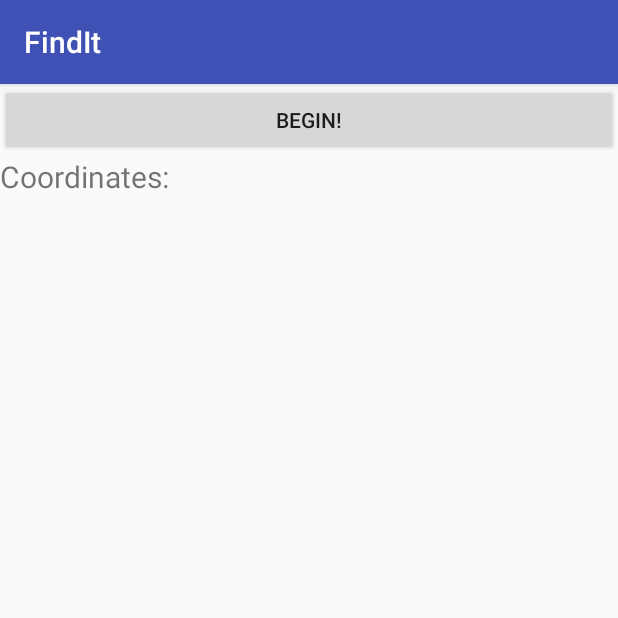
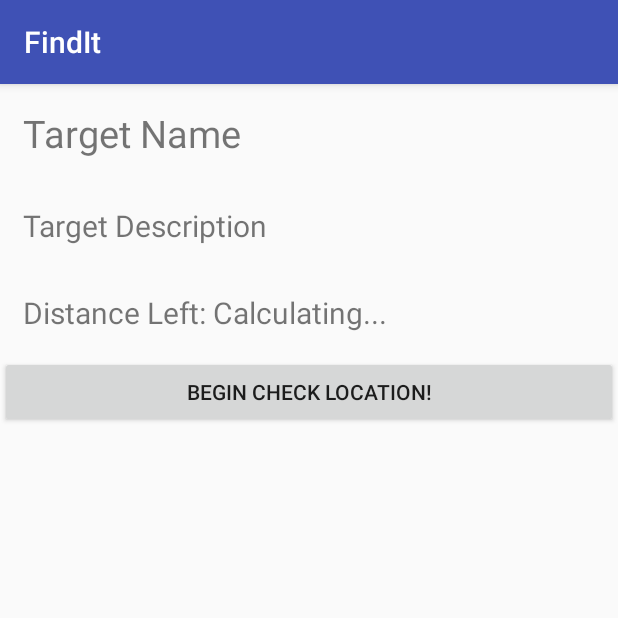
Before and after one commit to mirakl834/TreasureHuntApp, an Android app: the HuntBeginActivity screen opened directly, with no data from a screen before it, on a phone screen of 412 x 824 dp, the top half of it. Run offline under Robolectric (Android 15) with nearby library versions, the phone set to English and light mode, and no system bars; 6 statements that could not run were skipped.

Commit message:
fully_functional

```diff
--- a/app/src/main/AndroidManifest.xml
+++ b/app/src/main/AndroidManifest.xml
@@ -8,6 +8,8 @@
          location permissions for the 'MyLocation' functionality.
     -->
     <uses-permission android:name="android.permission.ACCESS_FINE_LOCATION" />
+    <uses-permission android:name="android.permission.ACCESS_COARSE_LOCATION"/>
+    <uses-feature android:name="android.hardware.location.gps" />
 
     <application
         android:allowBackup="true"
--- a/app/src/main/java/com/findit/findit/HuntBeginActivity.java
+++ b/app/src/main/java/com/findit/findit/HuntBeginActivity.java
@@ -1,14 +1,18 @@
 package com.findit.findit;
 
 import android.Manifest;
+import android.content.Context;
+import android.content.DialogInterface;
 import android.content.Intent;
 import android.content.pm.PackageManager;
+import android.location.Criteria;
 import android.location.Location;
 import android.location.LocationListener;
 import android.location.LocationManager;
 import android.provider.Settings;
 import android.support.annotation.NonNull;
 import android.support.v4.app.ActivityCompat;
+import android.support.v7.app.AlertDialog;
 import android.support.v7.app.AppCompatActivity;
 import android.os.Bundle;
 import android.view.View;
@@ -16,14 +20,33 @@ import android.widget.Button;
 import android.widget.TextView;
 import android.widget.Toast;
 
+import com.google.android.gms.location.FusedLocationProviderClient;
+import com.google.android.gms.location.LocationServices;
+import com.google.android.gms.maps.CameraUpdateFactory;
+import com.google.android.gms.maps.model.LatLng;
+import com.google.android.gms.maps.model.MarkerOptions;
+import com.google.android.gms.tasks.OnCompleteListener;
+import com.google.android.gms.tasks.Task;
+
 public class HuntBeginActivity extends AppCompatActivity implements View.OnClickListener{
 
     private TextView tvHuntTitle;
+    private TextView tvHunDescription;
+    private TextView tvHuntDistanceLeft;
+    private  Button btnStopHunt;
     private Button btnBeginHunt;
     private LocationManager locationManager;
     private LocationListener locationListener;
     private boolean mLocationPermissionGranted;
     final int PERMISSIONS_REQUEST_ACCESS_FINE_LOCATION = 1;
+
+    String sProvider;
+
+    Context context = this;
+    float distInMeters;
+    private FusedLocationProviderClient mFusedLocationClient;
+    private Location mLastKnownLocation;
+
 
     private Location targetLocation = new Location("");
 
@@ -34,6 +57,8 @@ public class HuntBeginActivity extends AppCompatActivity implements View.OnClick
         setContentView(R.layout.activity_hunt_begin);
 
         this.tvHuntTitle = this.findViewById(R.id.tvHuntTitle);
+        this.tvHunDescription = this.findViewById(R.id.tvHuntDescription);
+        this.tvHuntDistanceLeft = this.findViewById(R.id.tvHuntDistanceLeft);
 
         Bundle bundle = getIntent().getExtras();
 
@@ -44,22 +69,21 @@ public class HuntBeginActivity extends AppCompatActivity implements View.OnClick
         this.targetLocation.setLongitude(Double.parseDouble(targetPoint[1]));
 
 
-        this.tvHuntTitle.append("\n "+ bundle.getString("targetInfo"));
+        this.tvHuntTitle.setText(targetInfo[0]);
+        this.tvHunDescription.setText((targetInfo[1]));
 
         locationManager = (LocationManager) getSystemService(LOCATION_SERVICE);
         locationListener = new LocationListener() {
             @Override
             public void onLocationChanged(Location location) {
-                float distInMeters = location.distanceTo(targetLocation);
+                distInMeters = location.distanceTo(targetLocation);
 
                 if(distInMeters > 50){
-                    tvHuntTitle.append("\n "+location.getLatitude()+
-                            ", "+location.getLongitude());
-                    tvHuntTitle.append("\n Meters left: "+ distInMeters);
+                    updateDistanceLeft(""+distInMeters);
+//                    locationManager.removeUpdates(locationListener);
                 } else {
                     locationManager.removeUpdates(locationListener);
-                    showToast(targetInfo[2]);
-                    goMain();
+                    showClue(targetInfo[2]);
                 }
             }
 
@@ -85,21 +109,63 @@ public class HuntBeginActivity extends AppCompatActivity implements View.OnClick
         this.btnBeginHunt = this.findViewById(R.id.btnBeginHunt);
         this.btnBeginHunt.setOnClickListener(this);
 
+        mFusedLocationClient = LocationServices.getFusedLocationProviderClient(this);
+
     }
 
-    public void showToast(String targetMsg){
-        Toast.makeText(this, targetMsg, Toast.LENGTH_SHORT).show();
+    @Override
+    protected void onStart() {
+        super.onStart();
+        try{
+            if(mLocationPermissionGranted){
+                locationManager.requestSingleUpdate("gps",locationListener,null);
+            }
+        } catch (SecurityException e){
+            e.printStackTrace();
+        }
+    }
+
+    public void updateDistanceLeft(String distLeft){
+        this.tvHuntDistanceLeft.setText("Distance Left: "+distLeft+"m");
+    }
+
+    public void showClue(String targetMsg){
+
+        AlertDialog.Builder alertDialogBuilder = new AlertDialog.Builder(
+                context);
+
+        // set title
+        alertDialogBuilder.setTitle("Congratulations !");
+
+        String sMsg = "You have found the clue! \n The secret hint to the treasure is : " + targetMsg;
+        alertDialogBuilder
+                .setMessage(sMsg)
+                .setCancelable(false)
+                .setPositiveButton("Yes",new DialogInterface.OnClickListener() {
+                    public void onClick(DialogInterface dialog,int id) {
+                        // if this button is clicked, close
+                        // current activity
+                        dialog.dismiss();
+                        goMain();
+                    }
+                });
+
+        // create alert dialog
+        AlertDialog alertDialog = alertDialogBuilder.create();
+
+        // show it
+        alertDialog.show();
     }
 
     public void goMain(){
         Intent mainIntent = new Intent(this,MainActivity.class);
         startActivity(mainIntent);
+        finish();
     }
 
 
     private void getPermissions(){
-        if (ActivityCompat.checkSelfPermission(this, Manifest.permission.ACCESS_FINE_LOCATION) == PackageManager.PERMISSION_GRANTED
-                && ActivityCompat.checkSelfPermission(this, Manifest.permission.ACCESS_COARSE_LOCATION) == PackageManager.PERMISSION_GRANTED) {
+        if (ActivityCompat.checkSelfPermission(this, Manifest.permission.ACCESS_FINE_LOCATION) == PackageManager.PERMISSION_GRANTED) {
             this.mLocationPermissionGranted = true;
         } else {
             ActivityCompat.requestPermissions(this,
@@ -127,8 +193,12 @@ public class HuntBeginActivity extends AppCompatActivity implements View.OnClick
 
     @Override
     public void onClick(View view) {
-        if(mLocationPermissionGranted){
-            locationManager.requestLocationUpdates("gps", 5000, 0, locationListener);
+        try{
+            if(mLocationPermissionGranted){
+                locationManager.requestLocationUpdates("gps", 5000, 0, locationListener);
+            }
+        } catch (SecurityException e){
+            e.printStackTrace();
         }
     }
 }
--- a/app/src/main/java/com/findit/findit/MainActivity.java
+++ b/app/src/main/java/com/findit/findit/MainActivity.java
@@ -46,7 +46,7 @@ public class MainActivity extends AppCompatActivity implements CreateTargetFragm
     final String FCREATE = "FCREATE";
     final String FLIST = "FLIST";
 
-    String currentFragment = FCREATE;
+    String currentFragment = FLIST;
 
     FragmentManager fm;
     CreateTargetFragment fCreateTarget;
@@ -81,14 +81,12 @@ public class MainActivity extends AppCompatActivity implements CreateTargetFragm
             switch (item.getItemId()) {
                 case R.id.navigation_home:
                     if(currentFragment != FLIST){
-                        currentFragment = FLIST;
                         switchTargetListFragment();
                         return true;
                     }
                     break;
                 case R.id.navigation_dashboard:
                     if(currentFragment != FCREATE){
-                        currentFragment = FCREATE;
                         switchCreateTargetFragment();
                         return true;
                     }
@@ -103,6 +101,7 @@ public class MainActivity extends AppCompatActivity implements CreateTargetFragm
     };
 
     private void switchTargetListFragment(){
+        currentFragment = FLIST;
         if(fTargetList!=null){
             FragmentTransaction ftContainer = fm.beginTransaction();
             ftContainer.replace(R.id.flContainer,fTargetList, FLIST);
@@ -116,6 +115,7 @@ public class MainActivity extends AppCompatActivity implements CreateTargetFragm
     }
 
     private void switchCreateTargetFragment(){
+        currentFragment = FCREATE;
         if(fCreateTarget!=null){
             FragmentTransaction ftContainer = fm.beginTransaction();
             ftContainer.replace(R.id.flContainer,fCreateTarget, FCREATE);
--- a/app/src/main/java/com/findit/findit/TargetListFragment.java
+++ b/app/src/main/java/com/findit/findit/TargetListFragment.java
@@ -137,7 +137,7 @@ public class TargetListFragment extends Fragment implements AdapterView.OnItemCl
 
         if (viewId == R.id.tvTargetTitle){
             Target t = this.targetList.get(i);
-            Toast.makeText(getActivity(), "TargetTitle"+i, Toast.LENGTH_SHORT).show();
+//            Toast.makeText(getActivity(), "TargetTitle"+i, Toast.LENGTH_SHORT).show();
             mListener.goBeginHunt(t.sTitle+';'+t.sDescription+';'+t.sTargetMsg+';'+t.sLocation);
 
         }
--- a/app/src/main/res/layout/activity_hunt_begin.xml
+++ b/app/src/main/res/layout/activity_hunt_begin.xml
@@ -6,16 +6,42 @@
     android:layout_height="match_parent"
     tools:context=".HuntBeginActivity">
 
-    <Button android:id="@+id/btnBeginHunt"
+    <TextView android:id="@+id/tvHuntTitle"
         android:layout_width="match_parent"
         android:layout_height="wrap_content"
-        android:text="Begin!"/>
+        android:text="Target Name"
+        android:textSize="25dp"
+        android:padding="15dp"/>
 
-    <TextView android:id="@+id/tvHuntTitle"
+    <TextView android:id="@+id/tvHuntDescription"
         android:layout_width="match_parent"
-        android:layout_height="match_parent"
-        android:layout_below="@id/btnBeginHunt"
-        android:text="Coordinates:"
+        android:layout_height="wrap_content"
+        android:layout_below="@+id/tvHuntTitle"
+        android:text="Target Description"
+        android:padding="15dp"
         android:textSize="20dp"/>
 
+    <TextView android:id="@+id/tvHuntDistanceLeft"
+        android:layout_width="match_parent"
+        android:layout_height="wrap_content"
+        android:layout_below="@+id/tvHuntDescription"
+        android:text="Distance Left: Calculating..."
+        android:padding="15dp"
+        android:textSize="20dp"/>
+
+    <LinearLayout android:id="@+id/llBtns"
+        android:layout_width="match_parent"
+        android:layout_height="wrap_content"
+        android:layout_below="@+id/tvHuntDistanceLeft">
+
+        <Button android:id="@+id/btnBeginHunt"
+            android:layout_width="0dp"
+            android:layout_height="wrap_content"
+            android:layout_weight="1"
+            android:text="Begin check location!"/>
+
+    </LinearLayout>
+
+
+
 </RelativeLayout>
```
